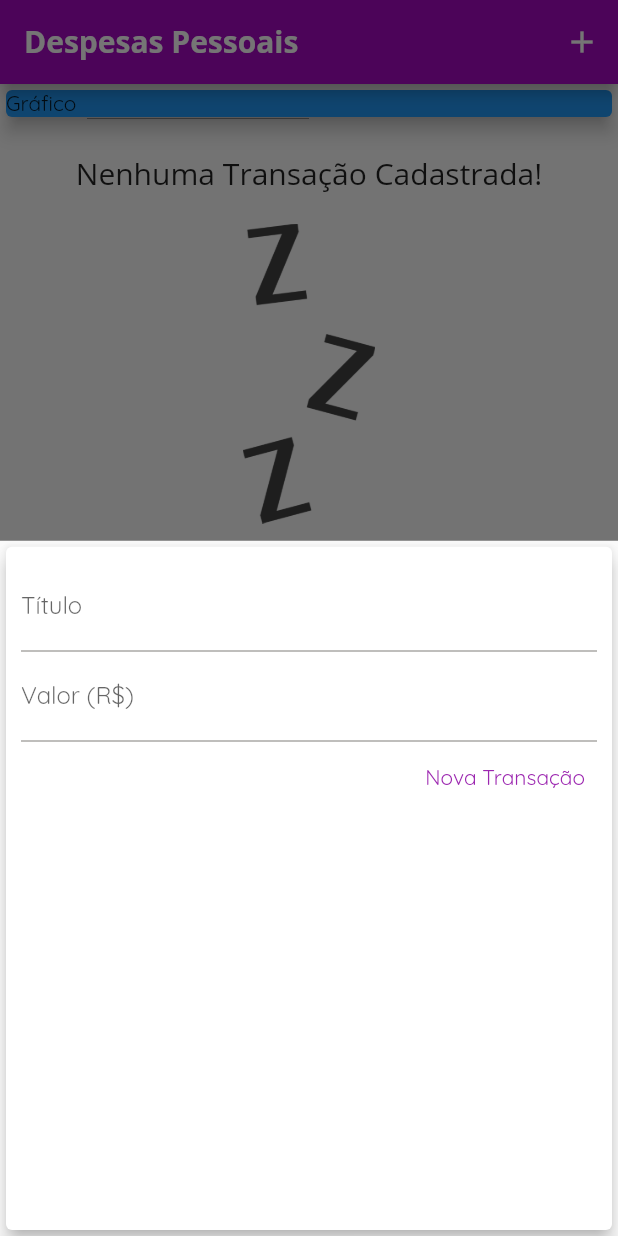
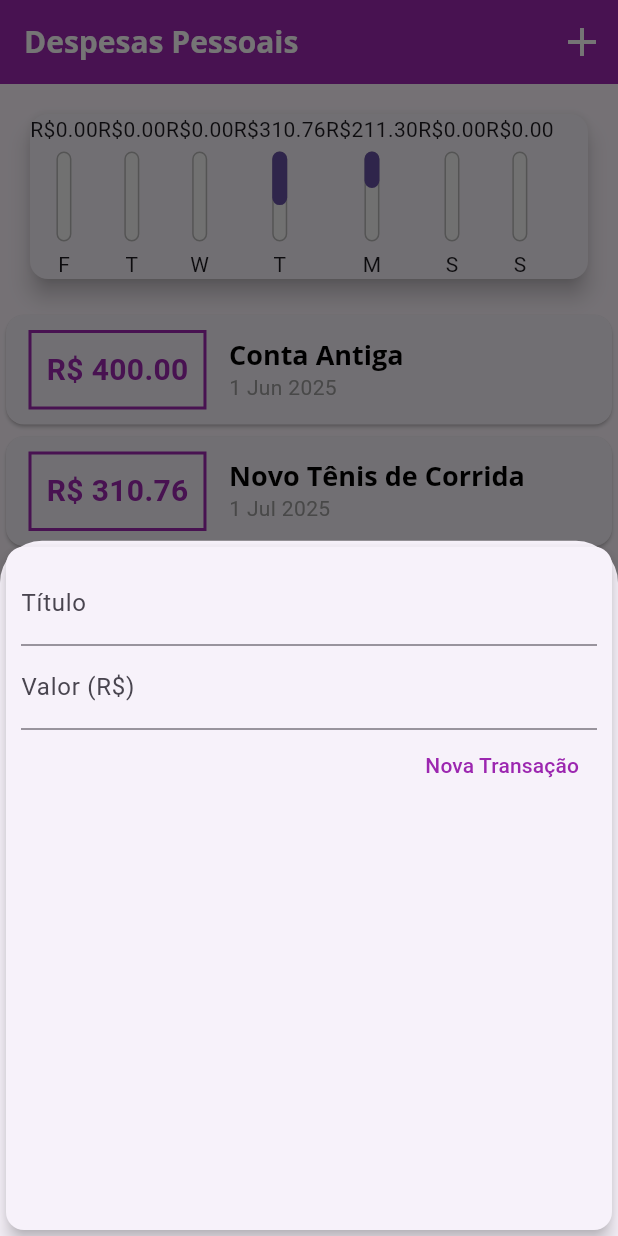
Before and after one commit to Arnaldo-fs/projeto_expanses, a Flutter app: the screen it shows after launch, after a tap on the "add" icon, on a phone screen of 412 x 824 dp. Run offline on Flutter 3.47's test engine with Material 3 defaults, Android fonts, the phone set to English and light mode, and no system bars.

Commit message:
correção de código + inserção das barras com valores referentes ao que foi gasto em tal dia

```diff
--- /dev/null
+++ b/lib/components/chart.dart
@@ -0,0 +1,58 @@
+import 'package:flutter/material.dart';
+import 'package:intl/intl.dart';
+import '../models/transaction.dart';
+import 'chart_bar.dart';
+
+class Chart extends StatelessWidget {
+  final List<Transaction> recentTransaction;
+
+  const Chart(this.recentTransaction, {Key? key}) : super(key: key);
+
+  List<Map<String, Object>> get groupedTransactions {
+    return List.generate(7, (index) {
+      final weekDay = DateTime.now().subtract(
+        Duration(days: index),
+      );
+
+      double totalSum = 0.0;
+
+      for (var i = 0; i < recentTransaction.length; i++) {
+        bool sameDay = recentTransaction[i].date.day == weekDay.day;
+        bool sameMonth = recentTransaction[i].date.month == weekDay.month;
+        bool sameYear = recentTransaction[i].date.year == weekDay.year;
+
+        if (sameDay && sameMonth && sameYear) {
+          totalSum += recentTransaction[i].value;
+        }
+      }
+
+      return {
+        'day': DateFormat.E().format(weekDay)[0],
+        'value': totalSum,
+      };
+    });
+  }
+
+  double get _weekTotalValue {
+    return groupedTransactions.fold(0.0, (sum, tr) {
+      return sum + (tr['value'] as double);
+    });
+  }
+
+  @override
+  Widget build(BuildContext context) {
+    return Card(
+      elevation: 6,
+      margin: const EdgeInsets.all(20),
+      child: Row(
+        children: groupedTransactions.map((tr) {
+          return ChartBar(
+            label: tr['day'] as String,
+            value: tr['value'] as double,
+            percentage: (tr['value'] as double) / _weekTotalValue,
+          );
+        }).toList(),
+      ),
+    );
+  }
+}
--- /dev/null
+++ b/lib/components/chart_bar.dart
@@ -0,0 +1,56 @@
+import 'package:flutter/material.dart';
+
+class ChartBar extends StatelessWidget {
+  final String? label;
+  final double? value;
+  final double? percentage;
+
+  const ChartBar({
+    this.label,
+    this.value,
+    this.percentage,
+    Key? key,
+  }) : super(key: key);
+
+  @override
+  Widget build(BuildContext context) {
+    return Column(
+      children: [
+        Text('R\$${value!.toStringAsFixed(2)}'),
+        SizedBox(height: 5),
+        Container(
+          child: SizedBox(
+            height: 60,
+            width: 10,
+            child: Stack(
+              children: <Widget>[
+                Container(
+                  decoration: BoxDecoration(
+                    border: Border.all(
+                      color: const Color.fromARGB(255, 184, 184, 184),
+                      width: 1.0,
+                    ),
+                    color: Color.fromARGB(220, 247, 247, 247),
+                    borderRadius: BorderRadius.circular(5),
+                  ),
+                ),
+                FractionallySizedBox(
+                  heightFactor: percentage,
+                  child: Container(
+                    decoration: BoxDecoration(
+                    color: Theme.of(context).primaryColor,
+                    borderRadius: BorderRadius.circular(5),
+                    ),
+                  ),
+
+                )
+              ],
+            ),
+          ),
+        ),
+        const SizedBox(height: 5),
+        Text(label!),
+      ],
+    );
+  }
+}
--- a/lib/components/transaction_form.dart
+++ b/lib/components/transaction_form.dart
@@ -1,10 +1,9 @@
 import 'package:flutter/material.dart';
 
-// Widget que representa o formulário de transações
 class TransactionForm extends StatefulWidget {
   final void Function(String, double) onSubmit;
 
-  TransactionForm(this.onSubmit);
+  const TransactionForm(this.onSubmit, {Key? key}) : super(key: key);
 
   @override
   State<TransactionForm> createState() => _TransactionFormState();
@@ -12,16 +11,18 @@ class TransactionForm extends StatefulWidget {
 
 class _TransactionFormState extends State<TransactionForm> {
   final titleController = TextEditingController();
+
   final valueController = TextEditingController();
 
   _submitForm() {
     final title = titleController.text;
-    final value = double.tryParse(valueController.text) ?? 0.0;
+    final value = double.tryParse(valueController.text) ?? 0;
+
     if (title.isEmpty || value <= 0) {
       return;
     }
 
-    widget.onSubmit(title, value); // Chama função recebida por parâmetro
+    widget.onSubmit(title, value);
   }
 
   @override
@@ -31,28 +32,35 @@ class _TransactionFormState extends State<TransactionForm> {
       child: Padding(
         padding: const EdgeInsets.all(10),
         child: Column(
-          children: <Widget>[
-            // Campo para digitar título
+          children: [
             TextField(
               controller: titleController,
-              decoration: InputDecoration(labelText: 'Título'),
+              onSubmitted: (_) => _submitForm(),
+              decoration: const InputDecoration(
+                labelText: 'Título',
+              ),
             ),
-            // Campo para digitar valor
             TextField(
               controller: valueController,
-              keyboardType: TextInputType.numberWithOptions(decimal: true),
-              onSubmitted: (value) => _submitForm(),
-              decoration: InputDecoration(labelText: 'Valor (R\$)'),
+              keyboardType:
+                  const TextInputType.numberWithOptions(decimal: true),
+              onSubmitted: (_) => _submitForm(),
+              decoration: const InputDecoration(
+                labelText: 'Valor (R\$)',
+              ),
             ),
-            // Botão para enviar a nova transação
             Row(
               mainAxisAlignment: MainAxisAlignment.end,
               children: <Widget>[
                 TextButton(
-                  child: Text('Nova Transação'),
-                  style: TextButton.styleFrom(foregroundColor: Colors.purple),
+                  child: const Text(
+                    'Nova Transação',
+                    style: TextStyle(
+                      color: Colors.purple,
+                    ),
+                  ),
                   onPressed: _submitForm,
-                ),
+                )
               ],
             ),
           ],
--- a/lib/components/transaction_list.dart
+++ b/lib/components/transaction_list.dart
@@ -2,68 +2,73 @@ import 'package:flutter/material.dart';
 import '../models/transaction.dart';
 import 'package:intl/intl.dart';
 
-// Widget que exibe a lista de transações
 class TransactionList extends StatelessWidget {
   final List<Transaction> transactions;
 
-  TransactionList(this.transactions);
+  const TransactionList(this.transactions, {Key? key}) : super(key: key);
 
   @override
   Widget build(BuildContext context) {
-    return Container(
-      height: 500,
-      child: transactions.isEmpty ? Column(
-        children: <Widget>[
-          SizedBox(height: 20),
+    return SizedBox(
+      height: 600,
+      child: transactions.isEmpty
+          ? Column(
+              children: [
+                const SizedBox(height: 20),
                 Text(
                   'Nenhuma Transação Cadastrada!',
-            style: TextStyle(fontFamily: 'OpenSans', fontSize: 20),
+                  style: Theme.of(context).textTheme.titleLarge,
                 ),
-          SizedBox(height: 20),
-          Container(
+                const SizedBox(height: 20),
+                SizedBox(
                   height: 200,
-            child: Image.asset('assets/images/waiting.png',
+                  child: Image.asset(
+                    'assets/images/waiting.png',
                     fit: BoxFit.cover,
                   ),
                 ),
               ],
-      ): ListView.builder(
+            )
+          : ListView.builder(
               itemCount: transactions.length,
               itemBuilder: (ctx, index) {
                 final tr = transactions[index];
                 return Card(
                   child: Row(
-              children: <Widget>[
-                // Exibe o valor
+                    children: [
                       Container(
-                  margin: EdgeInsets.symmetric(horizontal: 15, vertical: 10),
+                        margin: const EdgeInsets.symmetric(
+                          horizontal: 15,
+                          vertical: 10,
+                        ),
                         decoration: BoxDecoration(
-                    border: Border.all(color: Colors.purple, width: 2),
+                          border: Border.all(
+                            color: Theme.of(context).colorScheme.primary,
+                            width: 2,
                           ),
-                  padding: EdgeInsets.all(10),
+                        ),
+                        padding: const EdgeInsets.all(10),
                         child: Text(
-                    'R\$ ${tr.value.toStringAsFixed(2)}', // Valor com 2 casas decimais
+                          'R\$ ${tr.value.toStringAsFixed(2)}',
                           style: TextStyle(
                             fontWeight: FontWeight.bold,
                             fontSize: 20,
-                      color: Colors.purple,
+                            color: Theme.of(context).colorScheme.primary,
                           ),
                         ),
                       ),
-                // Exibe título e data
                       Column(
                         crossAxisAlignment: CrossAxisAlignment.start,
-                  children: <Widget>[
+                        children: [
                           Text(
-                      tr.title, // Título da transação
-                      style: TextStyle(
-                        fontSize: 16,
-                        fontWeight: FontWeight.bold,
-                      ),
+                            tr.title,
+                            style: Theme.of(context).textTheme.titleLarge,
                           ),
                           Text(
-                      DateFormat('d MMM y').format(tr.date), // Data formatada
-                      style: TextStyle(color: Colors.grey),
+                            DateFormat('d MMM y').format(tr.date),
+                            style: const TextStyle(
+                              color: Colors.grey,
+                            ),
                           ),
                         ],
                       ),
--- a/lib/main.dart
+++ b/lib/main.dart
@@ -1,35 +1,41 @@
-import '/components/transaction_form.dart';
+import 'package:expenses/components/transaction_form.dart';
 import 'package:flutter/material.dart';
 import 'dart:math';
 import 'components/transaction_list.dart';
+import 'components/chart.dart';
 import 'models/transaction.dart';
 
 main() => runApp(ExpensesApp());
 
 class ExpensesApp extends StatelessWidget {
-  ExpensesApp({super.key});
+  ExpensesApp({Key? key}) : super(key: key);
   final ThemeData tema = ThemeData();
 
   @override
   Widget build(BuildContext context) {
     return MaterialApp(
       home: const MyHomePage(),
-      theme: ThemeData(
-        useMaterial3: false,
-        fontFamily: 'Quicksand',
-        appBarTheme: AppBarTheme(
+      theme: tema.copyWith(
+        colorScheme: tema.colorScheme.copyWith(
+          primary: Colors.purple,
+          secondary: Colors.amber,
+        ),
+        textTheme: tema.textTheme.copyWith(
+          titleLarge: const TextStyle(
+            fontFamily: 'OpenSans',
+            fontSize: 18,
+            fontWeight: FontWeight.bold,
+            color: Colors.black,
+          ),
+        ),
+        appBarTheme: const AppBarTheme(
+          backgroundColor: Colors.purple, // Cor da AppBar
           titleTextStyle: TextStyle(
             fontFamily: 'OpenSans',
             fontSize: 20,
             fontWeight: FontWeight.bold,
-            ),
-          backgroundColor: const Color.fromARGB(255, 166, 8, 194),
-          foregroundColor: Colors.white,
-        ),
-        colorScheme: ColorScheme.fromSeed(
-          seedColor: Colors.amber,
-          primary: Colors.purple,
-          secondary: const Color.fromARGB(255, 204, 0, 255),
+            color: Colors.white, // Cor do texto da AppBar
+          ),
         ),
       ),
     );
@@ -37,7 +43,7 @@ class ExpensesApp extends StatelessWidget {
 }
 
 class MyHomePage extends StatefulWidget {
-  const MyHomePage({super.key});
+  const MyHomePage({Key? key}) : super(key: key);
 
   @override
   State<MyHomePage> createState() => _MyHomePageState();
@@ -45,19 +51,33 @@ class MyHomePage extends StatefulWidget {
 
 class _MyHomePageState extends State<MyHomePage> {
   final List<Transaction> _transactions = [
-    // Transaction(
-    //   id: 't1',
-    //   title: 'Novo Tênis de Corrida',
-    //   value: 310.76,
-    //   date: DateTime.now(),
-    // ),
-    // Transaction(
-    //   id: 't2',
-    //   title: 'Conta de Luz',
-    //   value: 211.30,
-    //   date: DateTime.now(),
-    // ),
+    Transaction(
+      id: 't0',
+      title: 'Conta Antiga',
+      value: 400.00,
+      date: DateTime.now().subtract(const Duration(days: 33)),
+    ),
+    Transaction(
+      id: 't1',
+      title: 'Novo Tênis de Corrida',
+      value: 310.76,
+      date: DateTime.now().subtract(const Duration(days: 3)),
+    ),
+    Transaction(
+      id: 't2',
+      title: 'Conta de Luz',
+      value: 211.30,
+      date: DateTime.now().subtract(const Duration(days: 4)),
+    ),
   ];
+
+  List<Transaction> get _recentTransactions {
+    return _transactions.where((tr) {
+      return tr.date.isAfter(DateTime.now().subtract(
+        const Duration(days: 7),
+      ));
+    }).toList();
+  }
 
   _addTransaction(String title, double value) {
     final newTransaction = Transaction(
@@ -90,7 +110,7 @@ class _MyHomePageState extends State<MyHomePage> {
         title: const Text('Despesas Pessoais'),
         actions: [
           IconButton(
-            icon: const Icon(Icons.add),
+            icon: const Icon(Icons.add, size: 32, color: Color.fromARGB(255, 255, 255, 255)),
             onPressed: () => _openTransactionFormModal(context),
           ),
         ],
@@ -99,18 +119,14 @@ class _MyHomePageState extends State<MyHomePage> {
         child: Column(
           crossAxisAlignment: CrossAxisAlignment.stretch,
           children: [
-            const SizedBox(
-              child: Card(
-                color: Colors.blue,
-                elevation: 5,
-                child: Text('Gráfico'),
-              ),
-            ),
+            Chart(_recentTransactions),
             TransactionList(_transactions),
           ],
         ),
       ),
       floatingActionButton: FloatingActionButton(
+        backgroundColor: Colors.purple, // cor de fundo do botão
+        foregroundColor: Colors.white,  // cor do ícone
         child: const Icon(Icons.add),
         onPressed: () => _openTransactionFormModal(context),
       ),
--- a/lib/models/transaction.dart
+++ b/lib/models/transaction.dart
@@ -1,14 +1,13 @@
-// Modelo de dados que representa uma transação
 class Transaction {
-  final String id; // Identificador único
-  final String title; // Título ou descrição da transação
-  final double value; // Valor da transação
-  final DateTime date; // Data da transação
+  final String id;
+  final String title;
+  final double value;
+  final DateTime date;
 
   Transaction({
+    required this.id,
+    required this.title,
+    required this.value,
     required this.date,
-    required this.title,
-    required this.id,
-    required this.value,
   });
 }
```
Also changed, not shown: pubspec.yaml (+16 -20 lines), pubspec.lock. Lines whose indentation alone changed are shown as unchanged.
